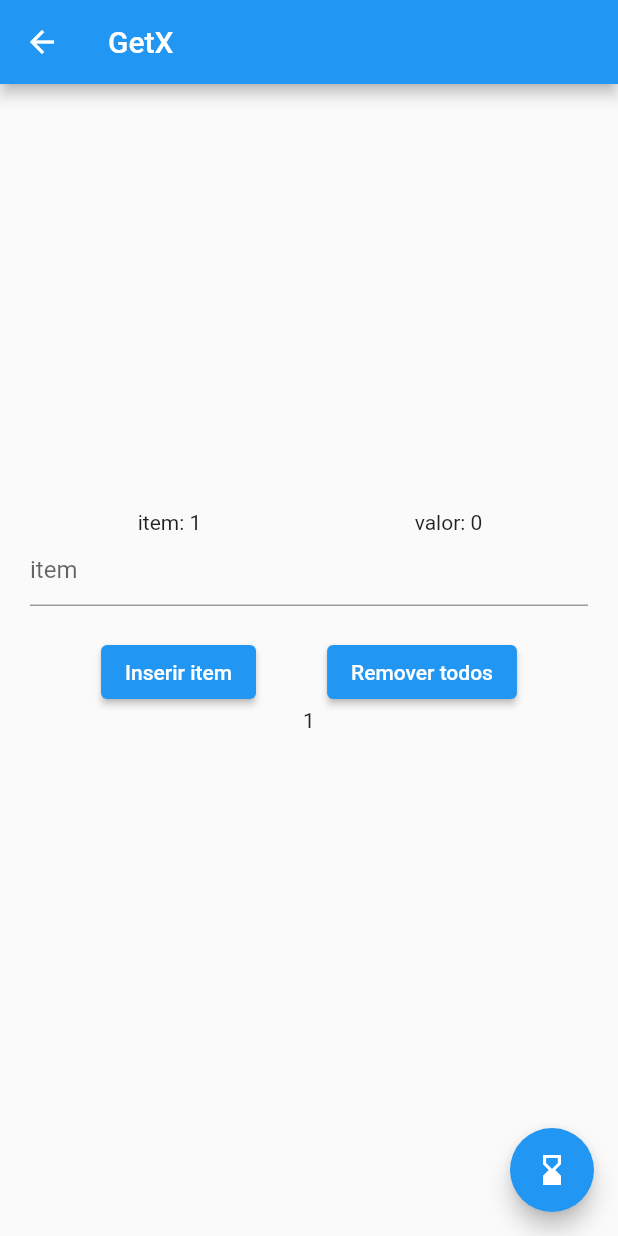
After one commit to joesilvams/v-gqs_aulas, a Flutter app: the GetXExamplePage screen opened directly, after a tap on the "hourglass bottom" icon, on a phone screen of 412 x 824 dp. The commit adds this screen. Run offline on Flutter 3.47's test engine with Material 2 defaults, Android fonts, the phone set to English and light mode, and no system bars; our stand-ins replace fluttericon, get, shared_preferences; accounts and stored records are empty.

Commit message:
issue:Aula-3 description: - Criação do conteúdo para o terceiro dia

```diff
--- a/lib/components/custom_text_button.dart
+++ b/lib/components/custom_text_button.dart
@@ -3,11 +3,13 @@ import 'package:flutter/material.dart';
 class CustomTextButton extends StatelessWidget {
   final Widget page;
   final String text;
+  final Function()? onPressed;
 
   const CustomTextButton({
     Key? key,
     required this.page,
     required this.text,
+    this.onPressed,
   }) : super(key: key);
 
   @override
@@ -18,7 +20,8 @@ class CustomTextButton extends StatelessWidget {
         vertical: 10,
       ),
       child: TextButton(
-        onPressed: () {
+        onPressed: onPressed ??
+            () {
               Navigator.push(
                 context,
                 MaterialPageRoute(
--- a/lib/pages/home/home_page.dart
+++ b/lib/pages/home/home_page.dart
@@ -1,6 +1,7 @@
 import 'package:flutter/material.dart';
 import 'package:v_gqs_aulas/components/custom_text_button.dart';
 import 'package:v_gqs_aulas/pages/libraries/library_page.dart';
+import 'package:v_gqs_aulas/pages/state_management/state_management.dart';
 import 'package:v_gqs_aulas/pages/widgets/widget_page.dart';
 
 class HomePage extends StatelessWidget {
@@ -24,6 +25,10 @@ class HomePage extends StatelessWidget {
                 page: LibraryPage(),
                 text: 'Bibliotecas',
               ),
+              CustomTextButton(
+                page: StateManagementPage(),
+                text: 'Gerenciamento de Estados',
+              ),
             ],
           ),
         ),
--- /dev/null
+++ b/lib/pages/state_management/get_x_example/adapters/get_x_example_adapter.dart
@@ -0,0 +1,57 @@
+import 'package:flutter/material.dart';
+import 'package:get/get.dart';
+import 'package:v_gqs_aulas/pages/state_management/get_x_example/get_x_example_controller.dart';
+
+class GetXExampleAdapter extends StatelessWidget {
+  final GetXExampleController controller;
+
+  const GetXExampleAdapter({
+    Key? key,
+    required this.controller,
+  }) : super(key: key);
+  @override
+  Widget build(BuildContext context) {
+    return Obx(
+      () => ListView.separated(
+        reverse: true,
+        padding: const EdgeInsets.only(top: 20),
+        itemCount: controller.modelValues.length,
+        itemBuilder: (BuildContext context, index) {
+          var item = controller.modelValues[index];
+
+          return GestureDetector(
+            onTap: () {
+              item.title = 'selecionei';
+              item.value = (item.value ?? 0) + 1;
+
+              controller.modelValues.refresh();
+            },
+            child: Row(
+              children: [
+                Expanded(
+                  child: Center(
+                    child: Text(
+                      'item: ${item.title}',
+                    ),
+                  ),
+                ),
+                Expanded(
+                  child: Center(
+                    child: Text(
+                      'valor: ${item.value}',
+                    ),
+                  ),
+                ),
+              ],
+            ),
+          );
+        },
+        separatorBuilder: (BuildContext context, int index) {
+          return const SizedBox(
+            height: 20,
+          );
+        },
+      ),
+    );
+  }
+}
--- /dev/null
+++ b/lib/pages/state_management/get_x_example/get_x_example_controller.dart
@@ -0,0 +1,101 @@
+import 'dart:math';
+
+import 'package:flutter/foundation.dart';
+import 'package:flutter/material.dart';
+import 'package:get/get.dart';
+import 'package:v_gqs_aulas/pages/state_management/get_x_example/models/get_x_model.dart';
+import 'package:v_gqs_aulas/utils/functions/snack_bar.dart';
+
+class GetXExampleController extends GetxController {
+  var items = <String>[].obs;
+  var modelValues = <GetXModel>[].obs;
+  var textEditingController = TextEditingController();
+
+  Future<void> insertData() async {
+    try {
+      if (textEditingController.text.trim().isEmpty) {
+        CustomSnackBar().show(
+          Get.context!,
+          'Item inválido!',
+        );
+
+        return;
+      }
+
+      modelValues.add(
+        GetXModel(
+          title: textEditingController.text,
+          value: items.length,
+        ),
+      );
+
+      items.add(textEditingController.text);
+
+      textEditingController.clear();
+
+      CustomSnackBar().show(
+        Get.context!,
+        'Item inserido com sucesso!',
+      );
+    } catch (e) {
+      if (kDebugMode) {
+        print(e.toString());
+      }
+    }
+  }
+
+  Future<void> removeItems() async {
+    try {
+      if (items.isEmpty) {
+        CustomSnackBar().show(
+          Get.context!,
+          'Todos os itens já foram removidos!',
+        );
+
+        return;
+      }
+
+      items.clear();
+      modelValues.clear();
+    } catch (e) {
+      if (kDebugMode) {
+        print(e.toString());
+      }
+    }
+  }
+
+  Future<void> sortAndInsertValues() async {
+    try {
+      items.clear();
+      modelValues.clear();
+
+      var random = Random().nextInt(100);
+
+      if (kDebugMode) {
+        print(random);
+      }
+
+      for (var i = 1; i < random; i++) {
+        await Future.delayed(const Duration(seconds: 1));
+
+        modelValues.add(
+          GetXModel(
+            title: i.toString(),
+            value: items.length,
+          ),
+        );
+
+        items.add(i.toString());
+      }
+    } catch (e) {
+      if (kDebugMode) {
+        print(e.toString());
+      }
+
+      CustomSnackBar().show(
+        Get.context!,
+        'erro ao realizar ação!',
+      );
+    }
+  }
+}
--- /dev/null
+++ b/lib/pages/state_management/get_x_example/get_x_example_page.dart
@@ -0,0 +1,82 @@
+import 'package:flutter/material.dart';
+import 'package:get/get.dart';
+import 'package:v_gqs_aulas/pages/state_management/get_x_example/adapters/get_x_example_adapter.dart';
+import 'package:v_gqs_aulas/pages/state_management/get_x_example/get_x_example_controller.dart';
+
+class GetXExamplePage extends StatelessWidget {
+  var controller = Get.put(GetXExampleController());
+
+  GetXExamplePage({
+    Key? key,
+  }) : super(key: key);
+
+  @override
+  Widget build(BuildContext context) {
+    return Scaffold(
+      appBar: AppBar(
+        title: const Text('GetX'),
+      ),
+      body: SafeArea(
+        child: SingleChildScrollView(
+          physics: const AlwaysScrollableScrollPhysics(),
+          child: Padding(
+            padding: const EdgeInsets.symmetric(horizontal: 20),
+            child: Obx(
+              () => Column(
+                children: [
+                  SizedBox(
+                    height: 300,
+                    child: GetXExampleAdapter(controller: controller),
+                  ),
+                  TextField(
+                    controller: controller.textEditingController,
+                    decoration: const InputDecoration(
+                      hintText: 'item',
+                    ),
+                  ),
+                  Padding(
+                    padding: const EdgeInsets.only(top: 20),
+                    child: Row(
+                      mainAxisAlignment: MainAxisAlignment.spaceEvenly,
+                      children: [
+                        ElevatedButton(
+                          child: const Text('Inserir item'),
+                          onPressed: () => controller.insertData(),
+                        ),
+                        ElevatedButton(
+                          child: const Text('Remover todos'),
+                          onPressed: () => controller.removeItems(),
+                        ),
+                      ],
+                    ),
+                  ),
+                  ListView.separated(
+                    physics: const NeverScrollableScrollPhysics(),
+                    itemCount: controller.items.length,
+                    shrinkWrap: true,
+                    reverse: true,
+                    itemBuilder: (BuildContext context, int index) {
+                      var item = controller.items[index];
+                      return Center(
+                        child: Text(item),
+                      );
+                    },
+                    separatorBuilder: (BuildContext context, int index) {
+                      return const Padding(
+                        padding: EdgeInsets.symmetric(horizontal: 10),
+                      );
+                    },
+                  )
+                ],
+              ),
+            ),
+          ),
+        ),
+      ),
+      floatingActionButton: FloatingActionButton(
+        child: const Icon(Icons.hourglass_bottom),
+        onPressed: () => controller.sortAndInsertValues(),
+      ),
+    );
+  }
+}
--- /dev/null
+++ b/lib/pages/state_management/get_x_example/models/get_x_model.dart
@@ -0,0 +1,9 @@
+class GetXModel {
+  String? title;
+  int? value;
+
+  GetXModel({
+    this.title,
+    this.value,
+  });
+}
```
Also changed, not shown: lib/main.dart (+4 -96 lines), lib/pages/state_management/set_state/set_state_page.dart (added, +174 -0 lines), lib/pages/state_management/state_management.dart (added, +40 -0 lines). Lines whose indentation alone changed are shown as unchanged.
